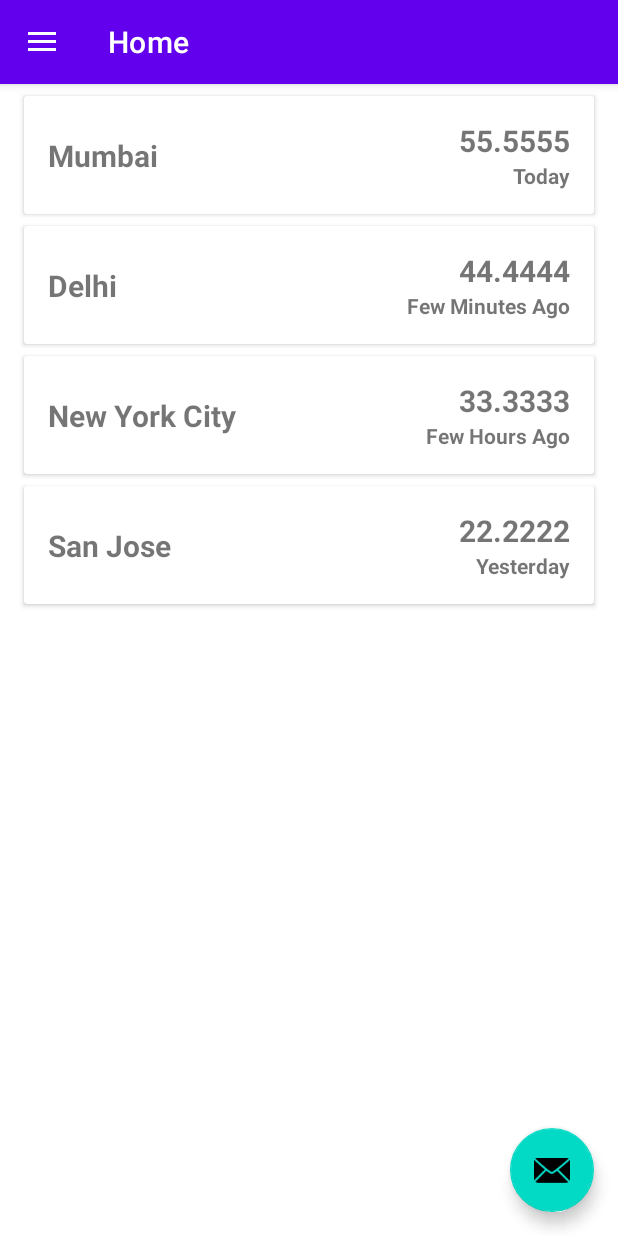
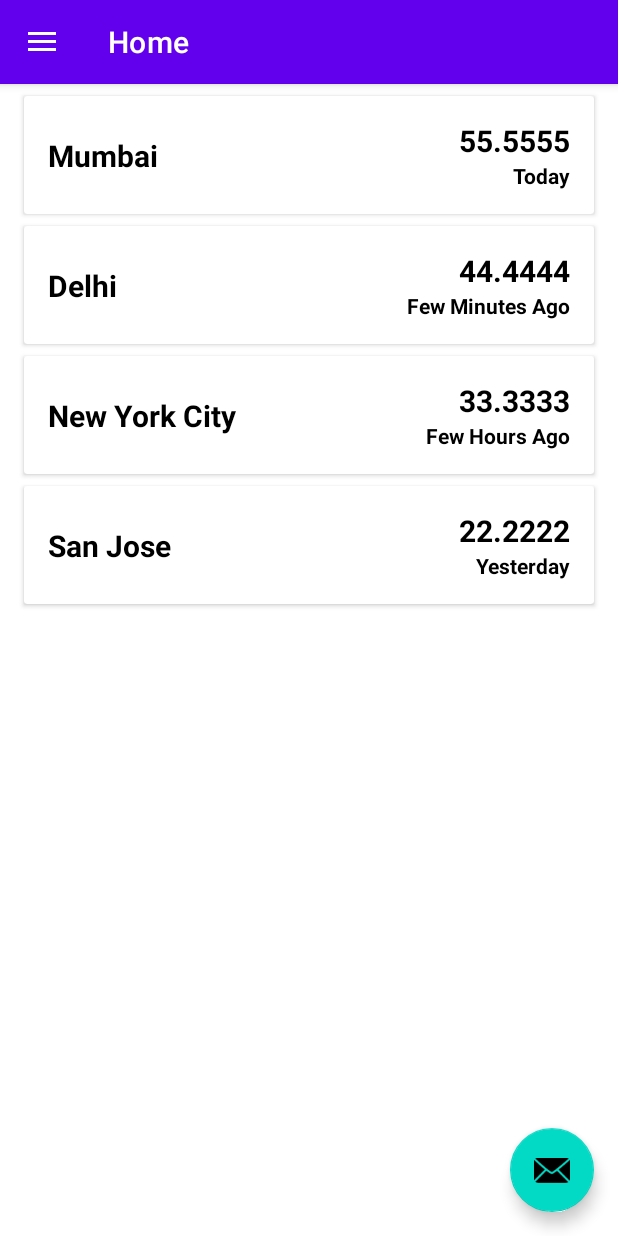
Before and after one commit to jb-github123/AQIMonitor, an Android app: the screen it shows after launch (MainActivity), on a phone screen of 412 x 824 dp. Run offline under Robolectric (Android 15) with nearby library versions, the phone set to English and light mode, and no system bars; our stand-ins replace navigation-ui.

Commit message:
theme text color updated

```diff
--- a/app/src/main/res/values/themes.xml
+++ b/app/src/main/res/values/themes.xml
@@ -12,6 +12,8 @@
         <!-- Status bar color. -->
         <item name="android:statusBarColor" tools:targetApi="l">?attr/colorPrimaryVariant</item>
         <!-- Customize your theme here. -->
+
+        <item name="android:textColor">@android:color/black</item>
     </style>
 
     <style name="Theme.AQIMonitor.NoActionBar">
```
